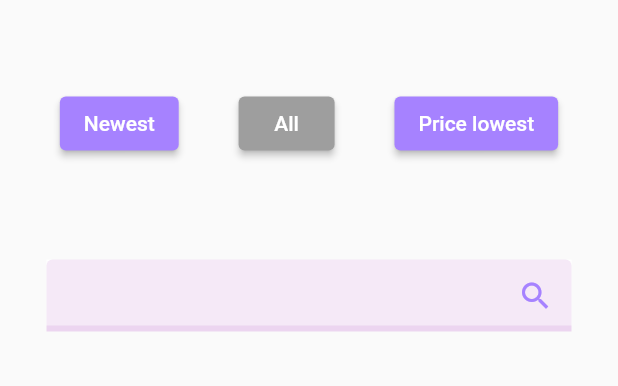
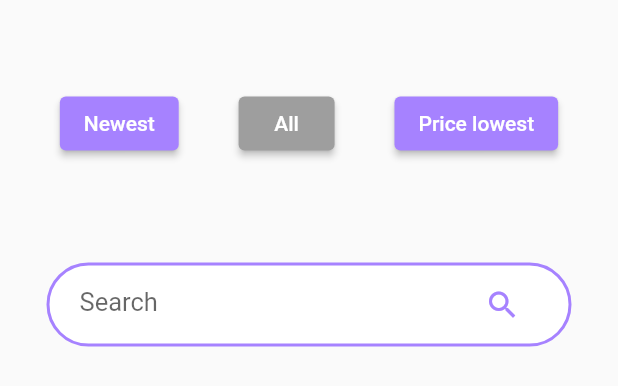
Before and after one commit to saveCraigslistTeam/craigslist, a Flutter app: the Search widget shown alone on an empty page, opened directly with empty values, on a phone screen of 412 x 824 dp. Shown: the top 386 px of the screen. Run offline on Flutter 3.47's test engine with Material 2 defaults, Android fonts, the phone set to English and light mode, and no system bars; our stand-ins replace cached_network_image, dropdown_button2, flutter_login, image_picker; missing offline and left inert: amplify_api, amplify_auth_cognito, amplify_authenticator, amplify_core, amplify_datastore, amplify_flutter and 1 more.

Commit message:
Refactored textformfield UI's for messages and Buy page search button

```diff
--- a/lib/views/sales/all_sales.dart
+++ b/lib/views/sales/all_sales.dart
@@ -395,12 +395,27 @@ class Search extends StatelessWidget {
                             horizontal: paddingSides(context),
                             vertical: paddingTopAndBottom(context)),
                         child: Container(
+                            margin: const EdgeInsets.symmetric(vertical: 2),
+                            padding: const EdgeInsets.symmetric(horizontal: 20, vertical: 2),
+                            decoration: BoxDecoration(
+                              border: Border.all(
+                                color: Theme.of(context).primaryColor,
+                                width: 2,
+                              ),
                               color: Colors.white,
+                              borderRadius: BorderRadius.circular(29),
+                            ),
                             width: 350,
                             child: TextFormField(
                                 decoration: InputDecoration(
-                                    contentPadding: const EdgeInsets.symmetric(
-                                        vertical: 10, horizontal: 10),
+                                  border: InputBorder.none,
+                                  focusedBorder: InputBorder.none,
+                                  enabledBorder: InputBorder.none,
+                                  errorBorder: InputBorder.none,
+                                  disabledBorder: InputBorder.none,
+                                  filled: false,
+                                  labelText: 'Search',
+                                  labelStyle: const TextStyle(fontSize: 17),
                                 suffixIcon: IconButton(
                                     icon: const Icon(Icons.search),
                                     color: Theme.of(context).primaryColor,
@@ -462,7 +477,9 @@ Widget customAllButton(String label,
         isEnabled ? func() : null;
       },
       child: Text(label),
-      style: ButtonStyle(backgroundColor: isEnabled ? buttonColor : offColor)));
+      style: ButtonStyle(
+        backgroundColor: isEnabled ? buttonColor : offColor,
+        )));
 }
 
 Widget buttonRow(Widget button1,
```
Also changed, not shown: lib/views/messages/message_form.dart (+20 -4 lines), lib/views/messages/messages_detail.dart (+5 -4 lines). Lines whose indentation alone changed are shown as unchanged.
